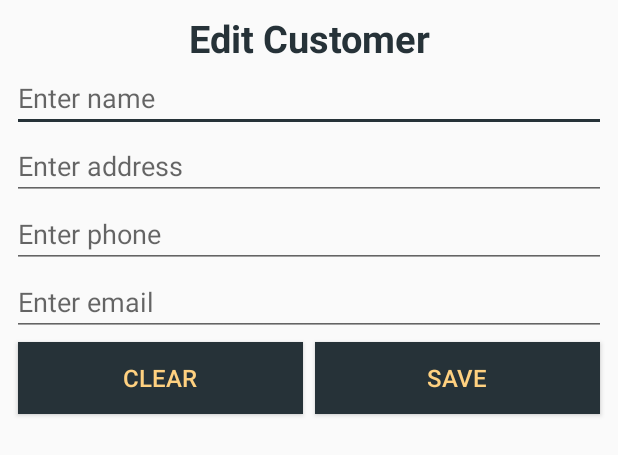
After one commit to razvannesiu/Plumber-Hub, an Android app: the layout dialog_edit_customer.xml on its own in the app's theme, with its tools: preview values and no code run, on a phone screen of 412 x 824 dp. The commit adds this screen. Shown: the top 455 px of the screen. Run offline under Robolectric (Android 15) with nearby library versions, the phone set to English and light mode, and no system bars.

Commit message:
Added context menu for customers

```diff
--- a/PlumberHubApp/app/build.gradle
+++ b/PlumberHubApp/app/build.gradle
@@ -45,4 +45,5 @@ dependencies {
 
 
 
+
 apply plugin: 'com.google.gms.google-services'
--- a/PlumberHubApp/app/src/main/AndroidManifest.xml
+++ b/PlumberHubApp/app/src/main/AndroidManifest.xml
@@ -49,6 +49,9 @@
         <activity
             android:name=".DialogEditTool"
             android:theme="@style/NoTitleDialog" />
+        <activity
+            android:name=".DialogEditCustomer"
+            android:theme="@style/NoTitleDialog" />
     </application>
 
 </manifest>
--- a/PlumberHubApp/app/src/main/java/android/plumberhub/com/plumberhubapp/DialogEditTool.java
+++ b/PlumberHubApp/app/src/main/java/android/plumberhub/com/plumberhubapp/DialogEditTool.java
@@ -23,11 +23,13 @@ public class DialogEditTool extends AppCompatActivity {
 
         animScale = AnimationUtils.loadAnimation(this, R.anim.scale);
         edtEditTool = (EditText) findViewById(R.id.edtEditTool);
+        edtEditTool.setText((String) getIntent().getSerializableExtra("tool"));
         btnSaveTool = (Button) findViewById(R.id.btnSaveEditedTool);
 
         btnSaveTool.setOnClickListener(new View.OnClickListener() {
             @Override
             public void onClick(View v) {
+                v.startAnimation(animScale);
                 toolToEdit.setValue(edtEditTool.getText().toString());
                 finish();
             }
--- a/PlumberHubApp/app/src/main/java/android/plumberhub/com/plumberhubapp/POJOs/Customer.java
+++ b/PlumberHubApp/app/src/main/java/android/plumberhub/com/plumberhubapp/POJOs/Customer.java
@@ -1,10 +1,12 @@
 package android.plumberhub.com.plumberhubapp.POJOs;
+
+import java.io.Serializable;
 
 /**
  * Created by razva on 2017-11-26.
  */
 
-public class Customer {
+public class Customer implements Serializable {
 
     private String name;
     private String address;
--- a/PlumberHubApp/app/src/main/java/android/plumberhub/com/plumberhubapp/POJOs/Trip.java
+++ b/PlumberHubApp/app/src/main/java/android/plumberhub/com/plumberhubapp/POJOs/Trip.java
@@ -1,12 +1,13 @@
 package android.plumberhub.com.plumberhubapp.POJOs;
 
+import java.io.Serializable;
 import java.util.List;
 
 /**
  * Created by razva on 2017-11-29.
  */
 
-public class Trip {
+public class Trip{
     private String customerName;
     private String customerEmail;
     private long time;
--- a/PlumberHubApp/app/src/main/java/android/plumberhub/com/plumberhubapp/Tools.java
+++ b/PlumberHubApp/app/src/main/java/android/plumberhub/com/plumberhubapp/Tools.java
@@ -124,6 +124,7 @@ public class Tools extends AppCompatActivity {
         switch (menuItemName){
             case "Edit":
                 Intent intent = new Intent(Tools.this, DialogEditTool.class);
+                intent.putExtra("tool", listItemName);
                 toolToEdit = firebaseListAdapter.getRef(info.position);
                 startActivity(intent);
                 break;
--- /dev/null
+++ b/PlumberHubApp/app/src/main/res/layout/dialog_edit_customer.xml
@@ -0,0 +1,78 @@
+<?xml version="1.0" encoding="utf-8"?>
+<LinearLayout xmlns:android="http://schemas.android.com/apk/res/android"
+    xmlns:app="http://schemas.android.com/apk/res-auto"
+    xmlns:tools="http://schemas.android.com/tools"
+    android:layout_width="match_parent"
+    android:layout_height="match_parent"
+    tools:context="android.plumberhub.com.plumberhubapp.DialogEditCustomer"
+    android:layout_marginBottom="8dp"
+    android:layout_marginEnd="8dp"
+    android:layout_marginStart="8dp"
+    android:layout_marginTop="8dp"
+    android:orientation="vertical">
+
+    <TextView
+        android:layout_width="match_parent"
+        android:layout_height="wrap_content"
+        android:textAlignment="center"
+        android:text="@string/txt_edit_cus"
+        style="@style/txt_title_style"/>
+
+    <EditText
+        android:id="@+id/edtEditName"
+        android:layout_width="match_parent"
+        android:layout_height="wrap_content"
+        android:ems="10"
+        android:inputType="textPersonName"
+        android:hint="@string/cus_hint_name"
+        />
+
+    <EditText
+        android:id="@+id/edtEditAddress"
+        android:layout_width="match_parent"
+        android:layout_height="wrap_content"
+        android:ems="10"
+        android:inputType="textPostalAddress"
+        android:hint="@string/cus_hint_address"
+        />
+
+    <EditText
+        android:id="@+id/edtEditPhone"
+        android:layout_width="match_parent"
+        android:layout_height="wrap_content"
+        android:ems="10"
+        android:inputType="phone"
+        android:hint="@string/cus_hint_phone"
+        />
+
+    <EditText
+        android:id="@+id/edtEditEmail"
+        android:layout_width="match_parent"
+        android:layout_height="wrap_content"
+        android:ems="10"
+        android:inputType="textEmailAddress"
+        android:hint="@string/cus_hint_email"
+        />
+
+    <LinearLayout
+        android:layout_width="match_parent"
+        android:layout_height="wrap_content"
+        android:orientation="horizontal">
+
+        <Button
+            android:id="@+id/btnClearEditedCustomer"
+            android:layout_width="0dp"
+            android:layout_weight="1"
+            android:text="@string/txt_clear"
+            style="@style/btn_non_menu_style"/>
+
+        <Button
+            android:id="@+id/btnSaveEditedCustomer"
+            android:layout_width="0dp"
+            android:layout_weight="1"
+            android:text="@string/txt_save"
+            style="@style/btn_non_menu_style"/>
+
+    </LinearLayout>
+
+</LinearLayout>
```
Also changed, not shown: PlumberHubApp/app/src/main/java/android/plumberhub/com/plumberhubapp/Customers.java (+55 -48 lines), PlumberHubApp/app/src/main/java/android/plumberhub/com/plumberhubapp/DialogEditCustomer.java (added, +75 -0 lines), PlumberHubApp/app/src/main/res/layout/widget_customers.xml (+33 -33 lines), PlumberHubApp/app/src/main/res/values/strings.xml (+17 -3 lines).
